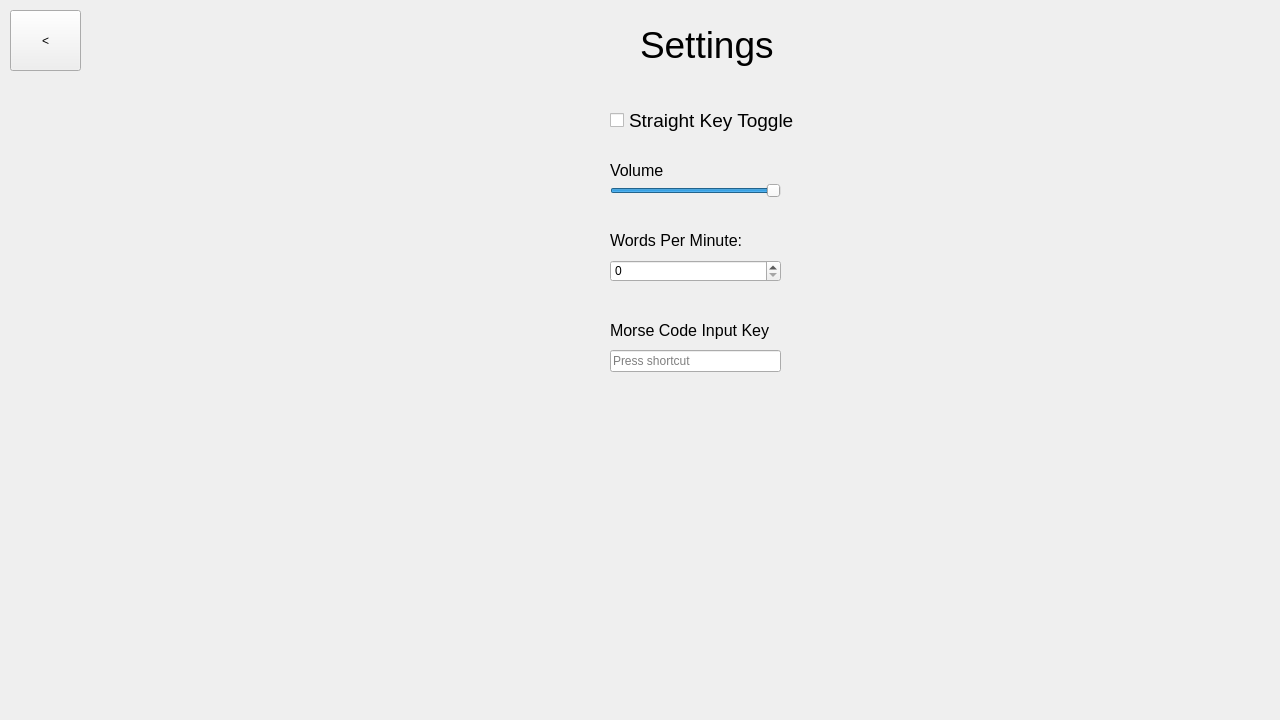
This is MorseCodeLearner/settingswindow.ui in UofU-CS3505/cs3505-assignment9-the_tigers as Qt 5 draws it before an edit. The edited form follows.
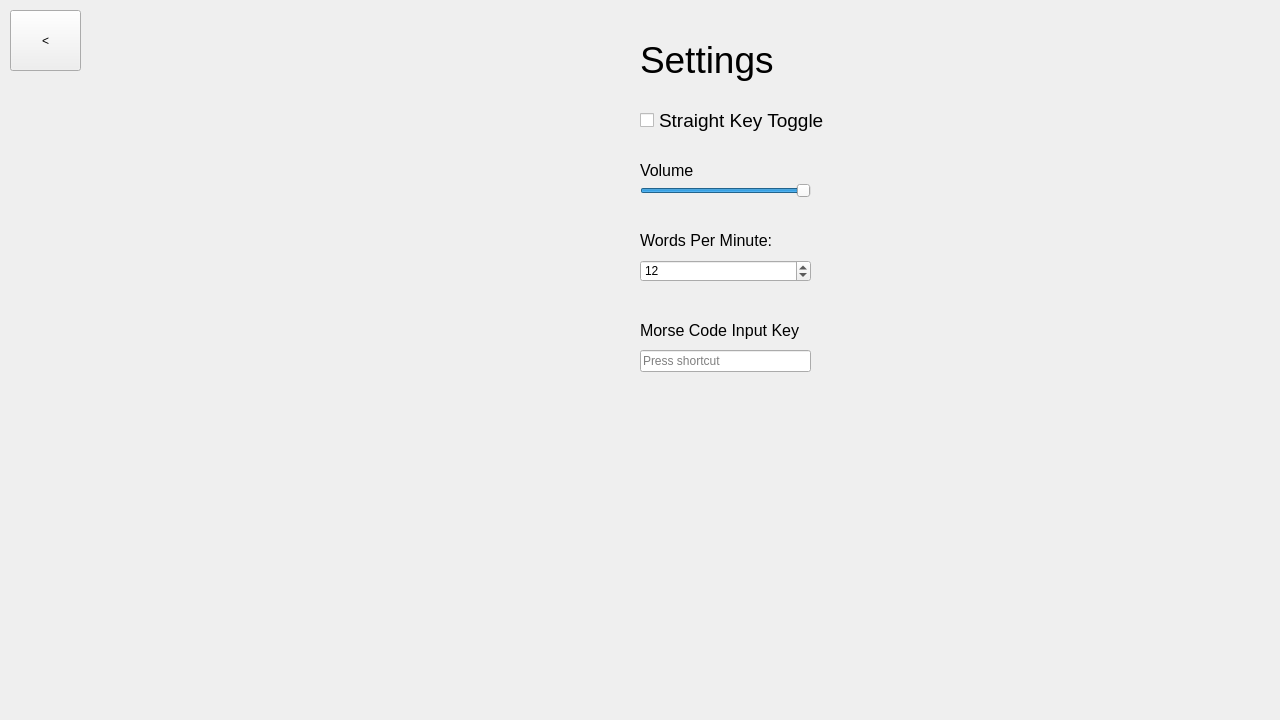
This is the edited form.

Commit message: Adjusted positions of some UI elements in the settings window

Diff of the .ui file:
```diff
--- a/MorseCodeLearner/settingswindow.ui
+++ b/MorseCodeLearner/settingswindow.ui
@@ -32,7 +32,7 @@
      <x>640</x>
      <y>20</y>
      <width>500</width>
-     <height>50</height>
+     <height>80</height>
     </rect>
    </property>
    <property name="font">
@@ -47,9 +47,9 @@
   <widget class="QCheckBox" name="straightKeyToggle">
    <property name="geometry">
     <rect>
-     <x>610</x>
+     <x>640</x>
      <y>100</y>
-     <width>200</width>
+     <width>250</width>
      <height>40</height>
     </rect>
    </property>
@@ -71,7 +71,7 @@
   <widget class="QLabel" name="volumeTitle">
    <property name="geometry">
     <rect>
-     <x>610</x>
+     <x>640</x>
      <y>160</y>
      <width>80</width>
      <height>20</height>
@@ -89,7 +89,7 @@
   <widget class="QSlider" name="volumeSlider">
    <property name="geometry">
     <rect>
-     <x>610</x>
+     <x>640</x>
      <y>180</y>
      <width>171</width>
      <height>22</height>
@@ -108,7 +108,7 @@
   <widget class="QLabel" name="wpmTitle">
    <property name="geometry">
     <rect>
-     <x>610</x>
+     <x>640</x>
      <y>230</y>
      <width>160</width>
      <height>20</height>
@@ -126,17 +126,20 @@
   <widget class="QSpinBox" name="wpmSpinBox">
    <property name="geometry">
     <rect>
-     <x>610</x>
+     <x>640</x>
      <y>260</y>
      <width>171</width>
      <height>22</height>
     </rect>
    </property>
+   <property name="value">
+    <number>12</number>
+   </property>
   </widget>
   <widget class="QKeySequenceEdit" name="morseKeyBind">
    <property name="geometry">
     <rect>
-     <x>610</x>
+     <x>640</x>
      <y>350</y>
      <width>171</width>
      <height>22</height>
@@ -149,7 +152,7 @@
   <widget class="QLabel" name="morseKeybindTitle">
    <property name="geometry">
     <rect>
-     <x>610</x>
+     <x>640</x>
      <y>320</y>
      <width>160</width>
      <height>20</height>
```
